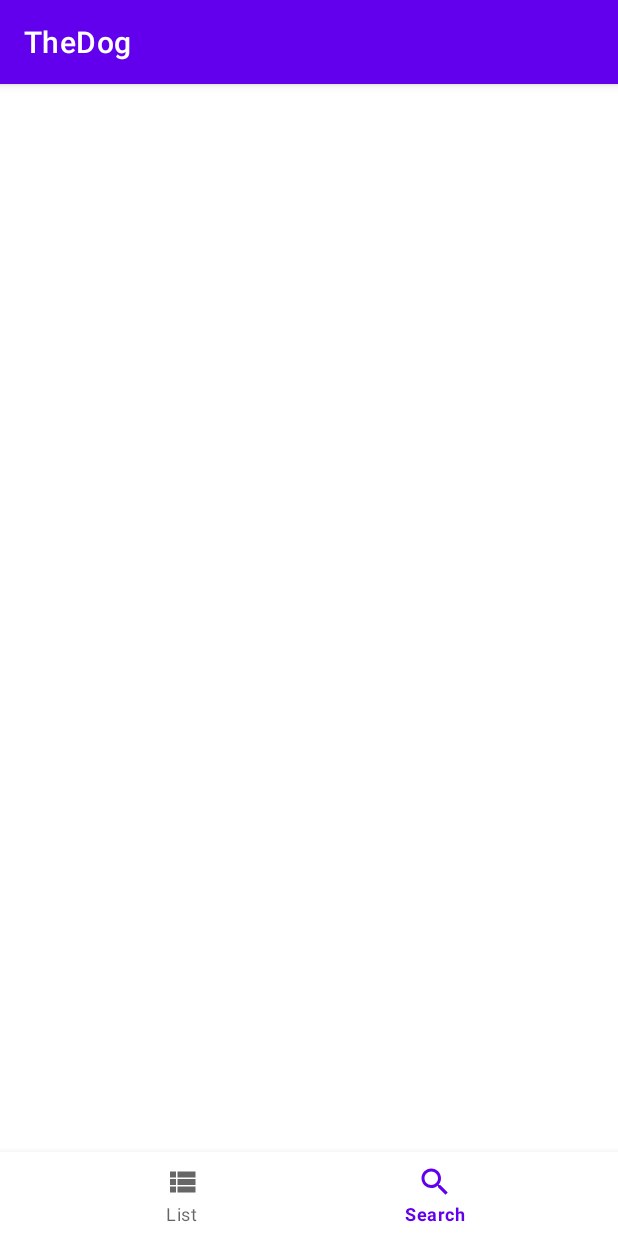
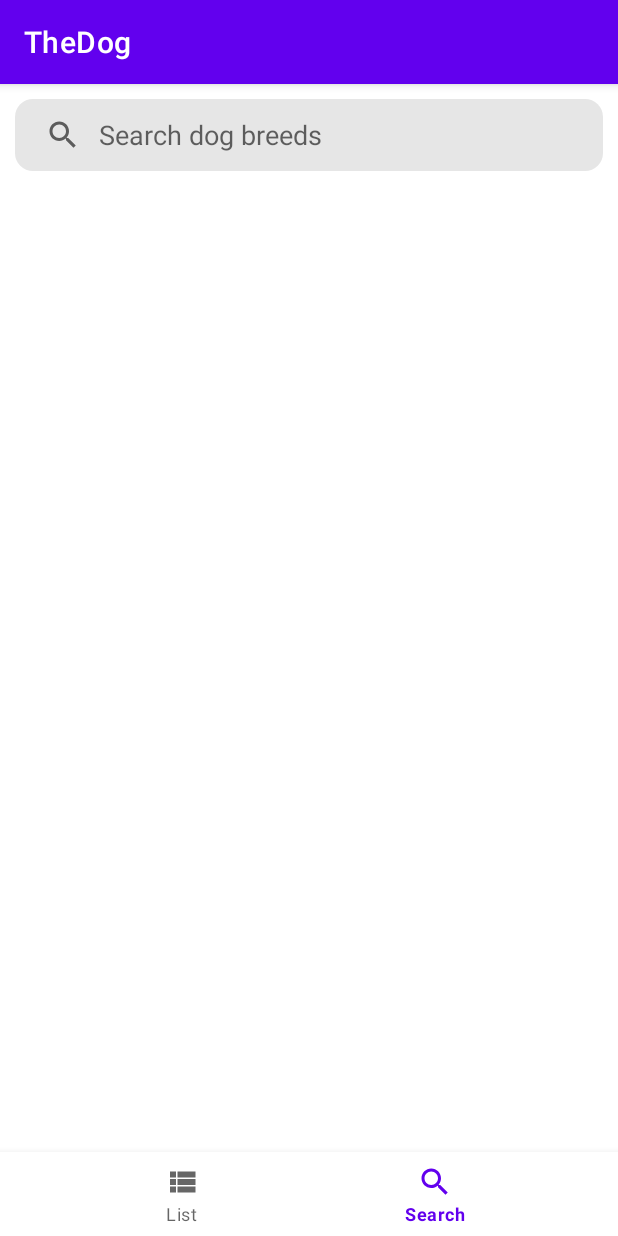
Before and after one commit to PedroOliveira117/thedogapplication, an Android app: the screen it shows after launch (HomeActivity), item 2 of the bottom bar chosen, on a phone screen of 412 x 824 dp. Run offline under Robolectric (Android 15) with nearby library versions, the phone set to English and light mode, and no system bars; our stand-ins replace navigation-ui; pictures from the network do not load.

Commit message:
Implementation of search screen to search for dog breeds. Created new viewmodel for search. Also implemented management of showing loading screen/empty depending on the search result

```diff
--- a/app/src/main/java/com/example/thedog/HomeActivity.kt
+++ b/app/src/main/java/com/example/thedog/HomeActivity.kt
@@ -2,13 +2,9 @@ package com.example.thedog
 
 import androidx.appcompat.app.AppCompatActivity
 import android.os.Bundle
-import androidx.fragment.app.Fragment
-import androidx.navigation.findNavController
 import androidx.navigation.fragment.NavHostFragment
 import androidx.navigation.ui.setupWithNavController
 import com.example.thedog.databinding.HomeActivityBinding
-import com.example.thedog.view.doglist.fragments.DogBreedsPagerFragment
-import com.example.thedog.view.dogsearch.DogSearchFragment
 
 class HomeActivity: AppCompatActivity() {
 
--- a/app/src/main/java/com/example/thedog/model/interfaces/DogBreedsApi.kt
+++ b/app/src/main/java/com/example/thedog/model/interfaces/DogBreedsApi.kt
@@ -12,4 +12,7 @@ interface DogBreedsApi {
 
     @GET("/v1/breeds")
     suspend fun getDogBreeds(@Query("limit") limit: Int, @Query("page") page: Int): ArrayList<Dog> = arrayListOf()
+
+    @GET("/v1/breeds/search")
+    suspend fun searchDogBreed(@Query("q") query: String): ArrayList<Dog> = arrayListOf()
 }
--- a/app/src/main/java/com/example/thedog/view/dogsearch/DogSearchFragment.kt
+++ /dev/null
@@ -1,21 +0,0 @@
-package com.example.thedog.view.dogsearch
-
-import android.os.Bundle
-import android.view.View
-import androidx.fragment.app.Fragment
-import com.example.thedog.R
-import com.example.thedog.databinding.DogSearchFragmentBinding
-
-/**
- * Created by pedrooliveira on 07/12/2022
- * All rights reserved GoodBarber
- */
-class DogSearchFragment : Fragment(R.layout.dog_search_fragment) {
-
-    private lateinit var binding: DogSearchFragmentBinding
-
-    override fun onViewCreated(view: View, savedInstanceState: Bundle?) {
-        super.onViewCreated(view, savedInstanceState)
-        binding = DogSearchFragmentBinding.bind(view)
-    }
-}
--- /dev/null
+++ b/app/src/main/java/com/example/thedog/view/dogsearch/fragments/DogBreedsSearchFragment.kt
@@ -0,0 +1,93 @@
+package com.example.thedog.view.dogsearch.fragments
+
+import android.graphics.Color
+import android.os.Bundle
+import android.view.View
+import android.widget.SearchView
+import androidx.fragment.app.Fragment
+import androidx.fragment.app.viewModels
+import androidx.recyclerview.widget.LinearLayoutManager
+import com.example.thedog.R
+import com.example.thedog.common.UiUtils
+import com.example.thedog.databinding.DogBreedsSearchFragmentBinding
+import com.example.thedog.view.dogsearch.adapters.DogBreedsSearchListAdapter
+import com.example.thedog.viewmodel.DogBreedSearchViewModel
+
+/**
+ * Created by pedrooliveira on 07/12/2022
+ * All rights reserved GoodBarber
+ */
+class DogBreedsSearchFragment : Fragment(R.layout.dog_breeds_search_fragment) {
+
+    private lateinit var binding: DogBreedsSearchFragmentBinding
+    private lateinit var dogBreedsSearchAdapter: DogBreedsSearchListAdapter
+    private val viewModel: DogBreedSearchViewModel by viewModels()
+
+    override fun onViewCreated(view: View, savedInstanceState: Bundle?) {
+        super.onViewCreated(view, savedInstanceState)
+        binding = DogBreedsSearchFragmentBinding.bind(view)
+
+        binding.apply {
+            viewSearch.apply {
+                setBackgroundColor(Color.parseColor("#e6e6e6"))
+                clipToOutline = true
+                outlineProvider = UiUtils.createShapeOutlineProvider(view.context.resources.getDimension(R.dimen.dog_breeds_cell_radius))
+                clearFocus()
+
+                setOnQueryTextListener(object : SearchView.OnQueryTextListener, androidx.appcompat.widget.SearchView.OnQueryTextListener {
+                    override fun onQueryTextSubmit(query: String?): Boolean {
+                        if (!query.isNullOrEmpty()) {
+                            viewModel.searchDogBreed(query)
+                        }
+                        return false
+                    }
+
+                    override fun onQueryTextChange(newText: String?): Boolean {
+                        return false
+                    }
+
+                })
+            }
+
+            viewRecylerview.apply {
+                dogBreedsSearchAdapter = DogBreedsSearchListAdapter()
+                adapter = dogBreedsSearchAdapter
+                layoutManager = LinearLayoutManager(context)
+            }
+        }
+
+        viewModel.apply {
+            // Observe is Loading to display progress bar
+            isLoadingLiveData.observe(viewLifecycleOwner) {  isLoading ->
+                binding.apply {
+                    if (isLoading) {
+                        viewProgressBar.visibility = View.VISIBLE
+                        viewRecylerview.visibility = View.GONE
+                        viewSearchEmpty.visibility = View.GONE
+                    } else {
+                        viewProgressBar.visibility = View.GONE
+                    }
+                }
+            }
+
+            // Observe searchList to show list of results. If no result found show empty result screen
+            dogSearchListLiveData.observe(viewLifecycleOwner) { list ->
+                binding.apply {
+                    if (!list.isNullOrEmpty()) {
+                        viewRecylerview.visibility = View.VISIBLE
+                    } else if (list.isNullOrEmpty() && query.isNotEmpty()) {
+                        viewRecylerview.visibility = View.GONE
+                        viewSearchEmpty.visibility = View.VISIBLE
+                        viewSearchEmpty.binding.viewSearchNotFound.text = resources.getText(R.string.dog_breeds_search_no_result).toString().plus(" $query")
+                    }
+                }
+
+                // Update recyclerview with data received
+                dogBreedsSearchAdapter.apply {
+                    dogBreedsSearchList = ArrayList(list)
+                    notifyDataSetChanged()
+                }
+            }
+        }
+    }
+}
--- /dev/null
+++ b/app/src/main/java/com/example/thedog/view/dogsearch/views/DogBreedsSearchEmptyView.kt
@@ -0,0 +1,21 @@
+package com.example.thedog.view.dogsearch.views
+
+import android.content.Context
+import android.util.AttributeSet
+import android.view.LayoutInflater
+import android.widget.RelativeLayout
+import com.example.thedog.databinding.DogBreedsSearchEmptyViewBinding
+
+/**
+ * Created by pedrooliveira on 08/12/2022
+ * All rights reserved GoodBarber
+ */
+class DogBreedsSearchEmptyView: RelativeLayout {
+
+    constructor(context: Context) : super(context)
+    constructor(context: Context, attrs: AttributeSet?) : super(context, attrs)
+    constructor(context: Context, attrs: AttributeSet?, defStyleAttr: Int) : super(context, attrs, defStyleAttr)
+
+    val binding: DogBreedsSearchEmptyViewBinding = DogBreedsSearchEmptyViewBinding.inflate(LayoutInflater.from(context), this, true)
+
+}
--- /dev/null
+++ b/app/src/main/java/com/example/thedog/viewmodel/DogBreedSearchViewModel.kt
@@ -0,0 +1,46 @@
+package com.example.thedog.viewmodel
+
+import androidx.lifecycle.LiveData
+import androidx.lifecycle.MutableLiveData
+import androidx.lifecycle.ViewModel
+import androidx.lifecycle.viewModelScope
+import com.example.thedog.common.Resource
+import com.example.thedog.model.data.Dog
+import com.example.thedog.model.repo.DogBreedsRepository
+import com.example.thedog.network.RetrofitInstance
+import kotlinx.coroutines.launch
+
+/**
+ * Created by pedrooliveira on 08/12/2022
+ * All rights reserved GoodBarber
+ */
+class DogBreedSearchViewModel(private val repository: DogBreedsRepository = DogBreedsRepository(dogBreedsApi = RetrofitInstance.dogBreedsApi)): ViewModel() {
+
+    private val _dogSearchListLiveData = MutableLiveData<ArrayList<Dog>>(arrayListOf())
+    val dogSearchListLiveData: LiveData<ArrayList<Dog>> = _dogSearchListLiveData
+
+    private val _isLoadingLiveData = MutableLiveData(false)
+    val isLoadingLiveData: LiveData<Boolean> = _isLoadingLiveData
+
+    var query: String = ""
+
+    /**
+     * Method used to search for dog breed for a given query
+     * */
+    fun searchDogBreed(query: String) {
+        this.query = query
+        _isLoadingLiveData.value = true
+        viewModelScope.launch {
+            val response = repository.searchDogBreed(query)
+            _isLoadingLiveData.postValue(false)
+            when (response) {
+                is Resource.Success -> {
+                    _dogSearchListLiveData.postValue(response.data!!)
+                }
+                is Resource.Error -> {
+
+                }
+            }
+        }
+    }
+}
--- a/app/src/main/res/layout/dog_breeds_list_fragment.xml
+++ b/app/src/main/res/layout/dog_breeds_list_fragment.xml
@@ -5,8 +5,8 @@
 
     <ProgressBar
         android:id="@+id/view_progress_bar"
-        android:layout_width="30dp"
-        android:layout_height="30dp"
+        android:layout_width="@dimen/progress_bar_size"
+        android:layout_height="@dimen/progress_bar_size"
         android:layout_centerInParent="true"
         android:indeterminate="true"
         android:visibility="gone" />
--- /dev/null
+++ b/app/src/main/res/layout/dog_breeds_search_fragment.xml
@@ -0,0 +1,39 @@
+<?xml version="1.0" encoding="utf-8"?>
+<RelativeLayout xmlns:android="http://schemas.android.com/apk/res/android"
+    android:layout_width="match_parent"
+    android:layout_height="match_parent"
+    xmlns:app="http://schemas.android.com/apk/res-auto">
+
+    <ProgressBar
+        android:id="@+id/view_progress_bar"
+        android:layout_width="@dimen/progress_bar_size"
+        android:layout_height="@dimen/progress_bar_size"
+        android:layout_centerInParent="true"
+        android:indeterminate="true"
+        android:visibility="gone" />
+
+    <androidx.appcompat.widget.SearchView
+        android:id="@+id/view_search"
+        android:layout_width="match_parent"
+        android:layout_height="wrap_content"
+        android:layout_margin="@dimen/dog_breeds_search_widget_margin"
+        app:iconifiedByDefault="false"
+        app:queryBackground="@android:color/transparent"
+        app:queryHint="@string/dog_breeds_search_query_hint"/>
+
+    <androidx.recyclerview.widget.RecyclerView
+        android:id="@+id/view_recylerview"
+        android:layout_width="match_parent"
+        android:layout_height="match_parent"
+        android:layout_below="@+id/view_search"/>
+
+    <com.example.thedog.view.dogsearch.views.DogBreedsSearchEmptyView
+        android:id="@+id/view_search_empty"
+        android:layout_width="match_parent"
+        android:layout_height="match_parent"
+        android:layout_below="@+id/view_search"
+        android:visibility="gone">
+
+    </com.example.thedog.view.dogsearch.views.DogBreedsSearchEmptyView>
+
+</RelativeLayout>
--- a/app/src/main/res/layout/dog_search_fragment.xml
+++ /dev/null
@@ -1,6 +0,0 @@
-<?xml version="1.0" encoding="utf-8"?>
-<RelativeLayout xmlns:android="http://schemas.android.com/apk/res/android"
-    android:layout_width="match_parent"
-    android:layout_height="match_parent">
-
-</RelativeLayout>
--- a/app/src/main/res/navigation/bottom_navigation_graph.xml
+++ b/app/src/main/res/navigation/bottom_navigation_graph.xml
@@ -11,7 +11,7 @@
 
     <fragment
         android:id="@+id/item_search"
-        android:name="com.example.thedog.view.dogsearch.DogSearchFragment"
+        android:name="com.example.thedog.view.dogsearch.fragments.DogBreedsSearchFragment"
         android:label="@string/bottom_nav_search_item"/>
 
 </navigation>
--- a/app/src/main/res/values/dimensions.xml
+++ b/app/src/main/res/values/dimensions.xml
@@ -1,8 +1,19 @@
 <?xml version="1.0" encoding="utf-8"?>
 <resources>
+
+    <!-- progress bar -->
+    <dimen name="progress_bar_size">30dp</dimen>
+
+    <!-- dog breeds list -->
     <dimen name="dog_breeds_cell_image_height">300dp</dimen>
     <dimen name="dog_breeds_grid_cell_image_height">150dp</dimen>
     <dimen name="dog_breeds_cell_radius">12dp</dimen>
     <dimen name="dog_breeds_cell_container_margin">10dp</dimen>
     <dimen name="dog_breeds_cell_title_margin">10dp</dimen>
+
+    <!-- dog breeds search -->
+    <dimen name="dog_breeds_search_widget_margin">10dp</dimen>
+    <dimen name="dog_breeds_search_cell_container_margin">10dp</dimen>
+    <dimen name="dog_breeds_search_cell_container_padding">10dp</dimen>
+    <dimen name="dog_breeds_search_cell_textview_margin_top">5dp</dimen>
 </resources>
--- a/app/src/main/res/values/strings.xml
+++ b/app/src/main/res/values/strings.xml
@@ -9,4 +9,15 @@
     <string name="tab_layout_list">List</string>
     <string name="tab_layout_grid">Grid</string>
 
+    <!-- search screen -->
+    <string name="dog_breeds_search_query_hint">Search dog breeds</string>
+    <string name="dog_breeds_search_no_result">No result found for:</string>
+
+    <!-- dog properities display -->
+    <string name="dog_breed_name">Breed Name:</string>
+    <string name="dog_breed_group">Breed Group:</string>
+    <string name="dog_origin">Origin:</string>
+    <string name="dog_temperament">Temperament:</string>
+    <string name="dog_property_none">None</string>
+
 </resources>
```
Also changed, not shown: app/src/main/java/com/example/thedog/model/data/Dog.kt (+5 -5 lines), app/src/main/java/com/example/thedog/model/repo/DogBreedsRepository.kt (+9 -0 lines), app/src/main/java/com/example/thedog/view/doglist/adapters/DogBreedsListAdapter.kt (+8 -6 lines), app/src/main/java/com/example/thedog/view/dogsearch/adapters/DogBreedsSearchListAdapter.kt (added, +100 -0 lines), app/src/main/res/layout/dog_breeds_search_cell.xml (added, +34 -0 lines), app/src/main/res/layout/dog_breeds_search_empty_view.xml (added, +27 -0 lines).
